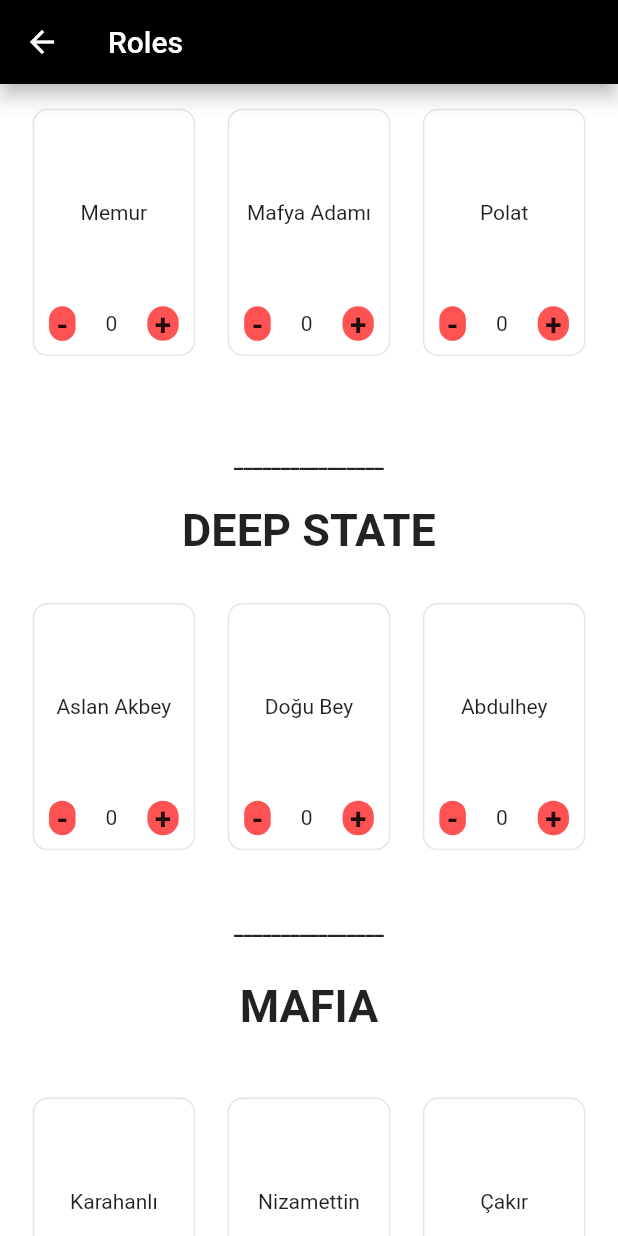
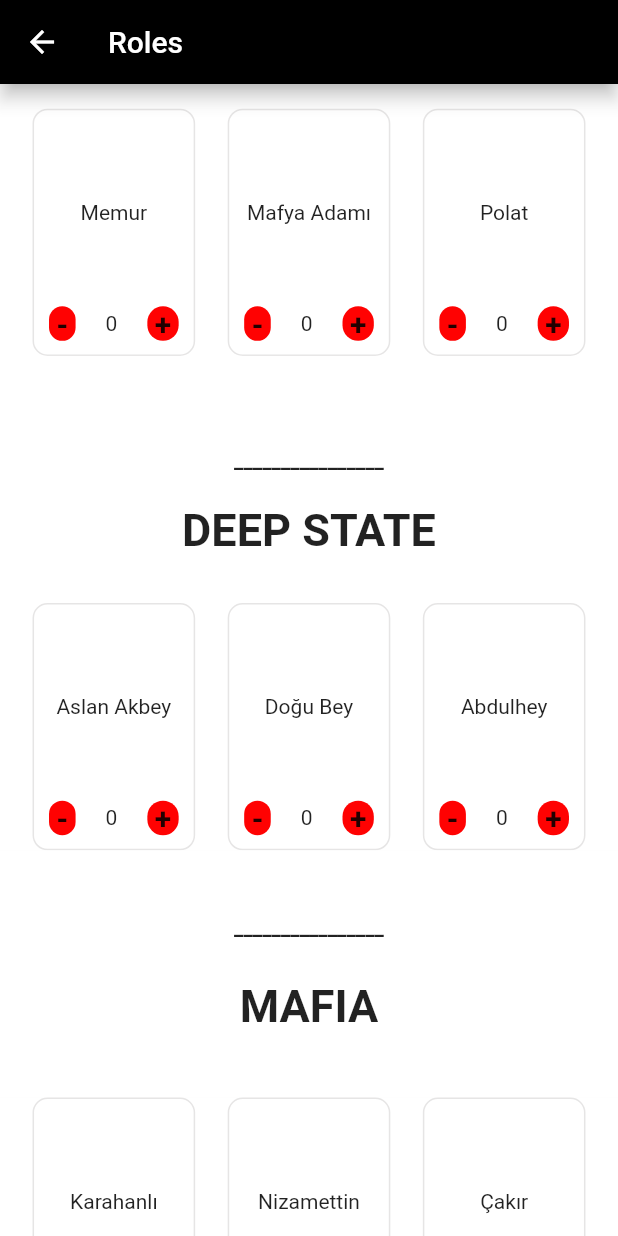
Before and after one commit to TurcanVeli/kurtlar_Sofrasi, a Flutter app: the rolesPage screen opened directly, on a phone screen of 412 x 824 dp. Run offline on Flutter 3.47's test engine with Material 2 defaults, Android fonts, the light colour scheme and no system bars; our stand-ins replace localization, shared_preferences; accounts and stored records are empty; generated files the repository leaves out were written again.

Commit message:
Uptaded pages and components

```diff
--- /dev/null
+++ b/kurtlar/lib/frontend/base/color_constants.dart
@@ -0,0 +1,13 @@
+import 'dart:ui';
+
+
+
+class ColorConstant{
+  static ColorConstant instance = ColorConstant._init();
+  ColorConstant._init();
+
+  final black = Color.fromARGB(255, 0, 0, 0);
+  final red   = Color.fromARGB(255, 255, 2, 2);
+  final white = Color.fromARGB(255, 255, 255, 255);
+  final Catskill_White = Color.fromARGB(255, 230, 229, 229);
+}
--- a/kurtlar/lib/frontend/base/light_theme.dart
+++ /dev/null
@@ -1 +0,0 @@
-import 'package:flutter/material.dart';
--- a/kurtlar/lib/frontend/components/button.dart
+++ b/kurtlar/lib/frontend/components/button.dart
@@ -1,4 +1,6 @@
 import 'package:flutter/material.dart';
+import 'package:kurtlar/frontend/base/color_constants.dart';
+import 'package:kurtlar/frontend/pages/home_view.dart';
 import 'package:kurtlar/frontend/pages/register_view.dart';
 
 class Button extends StatefulWidget {
@@ -47,16 +49,21 @@ class _ButtonState extends State<Button> {
   }
 }
 
-Container BottomButtonContainerContiune(double height, String buttonText) {
+Container BottomButtonContainerContiune({required BuildContext context,required double height,required String buttonText,required Widget where}) {
+
   return Container(
     height: height,
     color: Colors.white,
     child: Padding(
       padding: const EdgeInsets.all(8.0),
       child: ElevatedButton(
-          onPressed: (() {}),
+          onPressed: (() {
+              Navigator.of(context)
+              .push(MaterialPageRoute(builder: (context) => where));
+
+          }),
           style: ButtonStyle(
-            backgroundColor: MaterialStateProperty.all<Color>(Colors.red),
+            backgroundColor: MaterialStateProperty.all<Color>(ColorConstant.instance.red),
           ),
           child: Text(buttonText)),
     ),
--- a/kurtlar/lib/frontend/pages/home_view.dart
+++ b/kurtlar/lib/frontend/pages/home_view.dart
@@ -5,7 +5,6 @@ import 'package:kurtlar/frontend/pages/profile_view.dart';
 import 'package:kurtlar/frontend/pages/settings_view.dart';
 import 'package:flutter_gen/gen_l10n/app_localizations.dart';
 
-//TODO ayarlar eklenecek.
 
 class Home extends StatelessWidget {
   void ShowAlertDialog(BuildContext context) {
--- a/kurtlar/lib/frontend/pages/roles_view.dart
+++ b/kurtlar/lib/frontend/pages/roles_view.dart
@@ -4,6 +4,7 @@ import 'package:kurtlar/backend/lang/language_constant.dart';
 import 'package:kurtlar/frontend/components/button.dart';
 import 'package:kurtlar/frontend/pages/starting_view.dart';
 import '../../backend/roles/BaseRole.dart';
+import '../base/color_constants.dart';
 import '../base/widget_base.dart';
 import '../constant/constant.dart';
 import 'package:vector_math/vector_math.dart' as math;
@@ -38,26 +39,28 @@ class _rolesPageState extends BaseState<rolesPage> {
     return Scaffold(
       appBar: AppBar(
         title: Text(translate(context).roles),
-        leading: Icon(Icons.arrow_back),
-        backgroundColor: Colors.black,
+        leading: IconButton(onPressed: () {
+          Navigator.of(context).pop();
+        }, icon: Icon(Icons.arrow_back),),
+        backgroundColor: ColorConstant.instance.black,
         elevation: 5,
       ),
       body: ListView(
         children: [
           SizedBox(
             height: dynamicHeight(0.02),
-            child: const DecoratedBox(
-              decoration: const BoxDecoration(color: Colors.white),
+            child: DecoratedBox(
+              decoration: BoxDecoration(color: ColorConstant.instance.white),
             ),
           ),
           Container(
             height: dynamicHeight(0.2),
             child: RolesRow(ordinary),
-            color: Colors.white,
+            color: ColorConstant.instance.white,
           ),
           Container(
             height: dynamicHeight(0.2),
-            color: Colors.white,
+            color: ColorConstant.instance.white,
             child: Padding(
               padding: const EdgeInsets.only(top: 25),
               child: TeamNameColumn(translate(context).govteam),
@@ -65,27 +68,33 @@ class _rolesPageState extends BaseState<rolesPage> {
           ),
           Container(
             height: dynamicHeight(0.2),
-            color: Colors.white,
+            color: ColorConstant.instance.white,
             child: RolesRow(deepgoverment),
           ),
           Container(
             height: dynamicHeight(0.2),
-            color: Colors.white,
+            color: ColorConstant.instance.white,
             child: TeamNameColumn(translate(context).mafiateam),
           ),
           Container(
             height: dynamicHeight(0.2),
-            color: Colors.white,
+            color: ColorConstant.instance.white,
             child: RolesRow(mafia),
           ),
           SizedBox(
             height: dynamicHeight(0.02),
-            child: const DecoratedBox(
-              decoration: const BoxDecoration(color: Colors.white),
+            child: DecoratedBox(
+              decoration: BoxDecoration(
+                color: ColorConstant.instance.white,
+              ),
             ),
           ),
           BottomButtonContainerContiune(
-              dynamicHeight(0.08), translate(context).contiune),
+            context: context,
+            height: dynamicHeight(0.08),
+            buttonText: translate(context).contiune,
+            where: starting(),
+          ),
         ],
       ),
     );
@@ -138,11 +147,11 @@ class _rolesPageState extends BaseState<rolesPage> {
         ),
       ),
       decoration: BoxDecoration(
-          color: Colors.white,
+          color: ColorConstant.instance.white,
           border: Border.all(
             color: role.Getcount == 0
-                ? Color.fromARGB(255, 230, 229, 229)
-                : Colors.black87,
+                ? ColorConstant.instance.Catskill_White
+                : ColorConstant.instance.black,
           ),
           borderRadius: BorderRadius.all(Radius.circular(10.0))),
     );
@@ -157,7 +166,7 @@ class _rolesPageState extends BaseState<rolesPage> {
                 onTap: (() {
                   _scaleDialog(role.GetName, role.GetRoleDefiniton);
                 }),
-                child: Container(color: Colors.white,child: RoleNameText(role)))),
+                child: RoleNameContainer(role))),
         Expanded(flex: 1, child: SizedBox()),
         Expanded(
           flex: 2,
@@ -166,6 +175,9 @@ class _rolesPageState extends BaseState<rolesPage> {
       ],
     );
   }
+
+  Container RoleNameContainer(Role role) =>
+      Container(color: ColorConstant.instance.white, child: RoleNameText(role));
 
   Row CountRow(Role role) {
     return Row(
@@ -195,7 +207,8 @@ class _rolesPageState extends BaseState<rolesPage> {
   Container OperationContainer(String operation) {
     return Container(
       decoration: BoxDecoration(
-          color: Colors.redAccent, borderRadius: BorderRadius.circular(90)),
+          color: ColorConstant.instance.red,
+          borderRadius: BorderRadius.circular(90)),
       child: Text(
         operation,
         style: Theme.of(context)
@@ -220,7 +233,7 @@ Widget _dialog(BuildContext context, String header, String Body) {
           },
           child: Text(
             translate(context).ok,
-            style: TextStyle(color: Colors.red, fontSize: 17),
+            style: TextStyle(color: ColorConstant.instance.red, fontSize: 17),
           ))
     ],
   );
--- a/kurtlar/lib/main.dart
+++ b/kurtlar/lib/main.dart
@@ -3,6 +3,8 @@ import 'package:flutter/services.dart';
 import 'package:kurtlar/backend/lang/language_constant.dart';
 import 'package:kurtlar/frontend/pages/home_view.dart';
 import 'package:kurtlar/frontend/pages/login_view.dart';
+import 'package:kurtlar/frontend/pages/players_view.dart';
+import 'package:kurtlar/frontend/pages/profile_view.dart';
 import 'package:kurtlar/frontend/pages/roles_view.dart';
 
 import 'dart:convert';
@@ -71,9 +73,9 @@ class _MyAppState extends State<MyApp> {
             switch (snapshot.connectionState) {
               case ConnectionState.done:
                 if (snapshot.hasData) {
-                  return rolesPage();
+                  return PlayerPage();
                 } else {
-                  return rolesPage();
+                  return PlayerPage();
                 }
 
               default:
```
Also changed, not shown: kurtlar/lib/frontend/components/alert_dialog.dart (+11 -15 lines), kurtlar/lib/frontend/constant/constant.dart (+0 -8 lines), kurtlar/lib/frontend/pages/players_view.dart (+13 -12 lines), kurtlar/lib/frontend/pages/howtoplay_view.dart (deleted).
